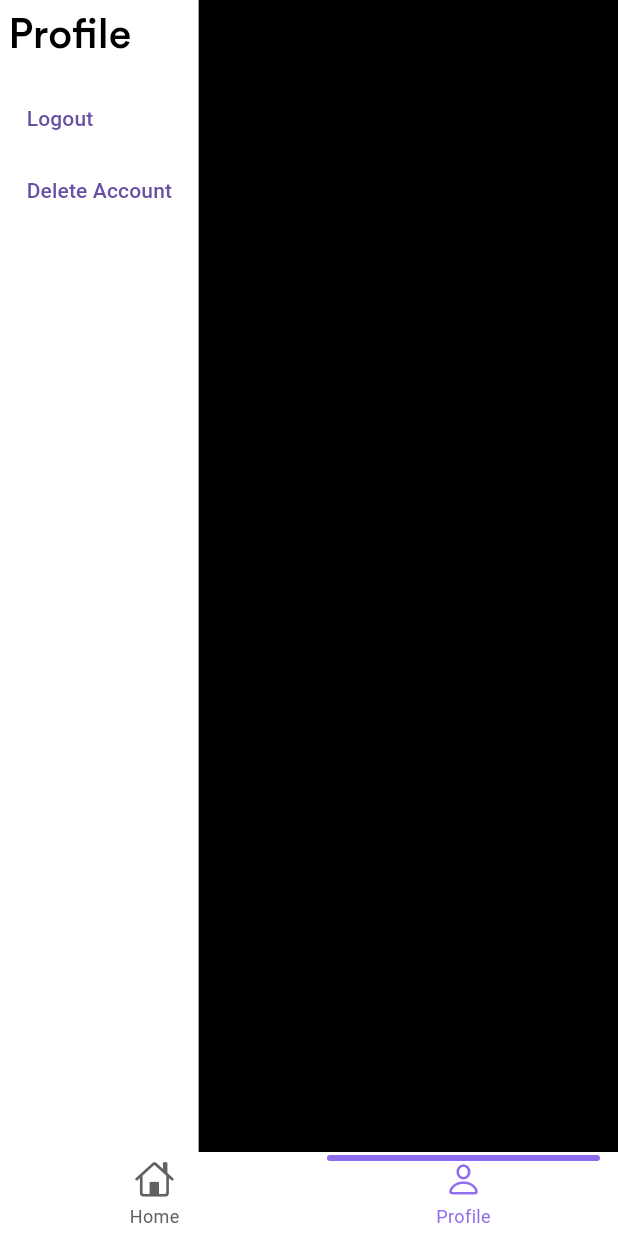
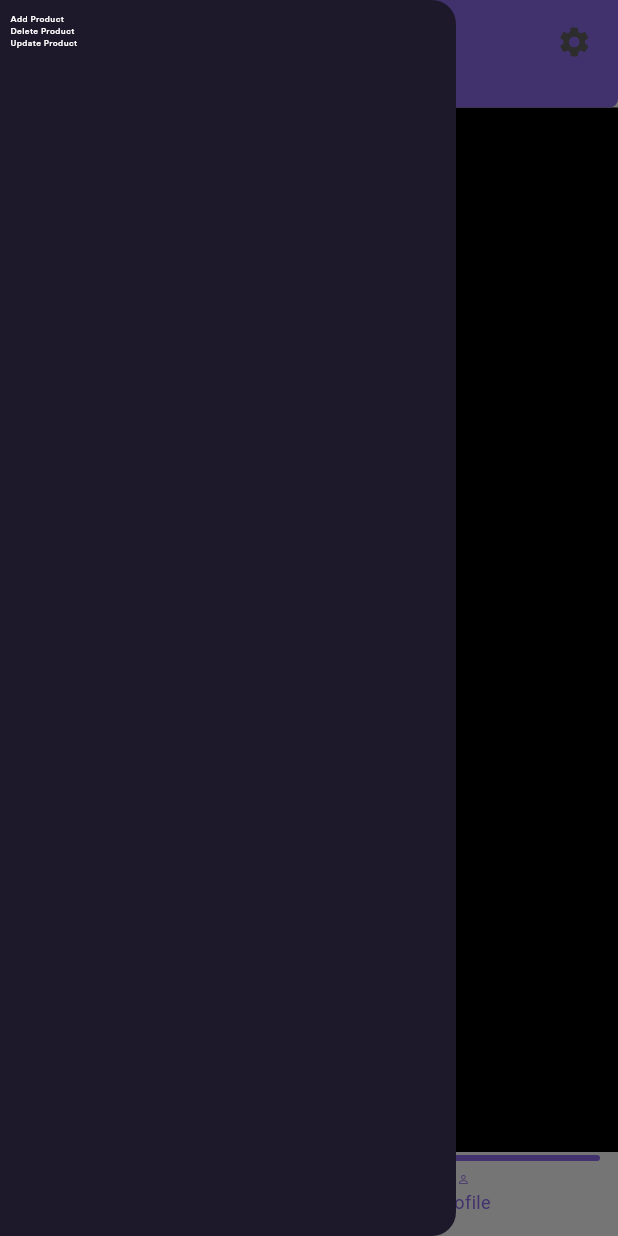
Before and after one commit to Asser146/dashboard, a Flutter app: the screen it shows after launch, item 2 of the bottom bar chosen, with the side drawer open (before the commit the screen has no drawer), on a phone screen of 412 x 824 dp. Run offline on Flutter 3.47's test engine with Material 3 defaults, Android fonts, the phone set to English and light mode, and no system bars; drawn by our look-alikes of persistent_bottom_nav_bar; our stand-ins replace bloc, cached_network_image, dio, equatable, flutter_bloc, flutter_screenutil and 7 more; accounts and stored records are empty; generated files the repository leaves out were written again; network calls fail.

Commit message:
fixed some ui, added drawer

```diff
--- a/lib/core/routing/app_router.dart
+++ b/lib/core/routing/app_router.dart
@@ -27,8 +27,7 @@ class AppRouter {
                 ));
       case Routes.details:
         final Product item = settings.arguments as Product;
-        return MaterialPageRoute(
-            builder: (_) => ItemDetailsScreen(item: item), settings: settings);
+        return MaterialPageRoute(builder: (_) => ItemDetailsScreen(item: item));
       default:
         return MaterialPageRoute(
           builder: (_) => Scaffold(
--- a/lib/core/theming/styles.dart
+++ b/lib/core/theming/styles.dart
@@ -5,7 +5,7 @@ import 'package:flutter_screenutil/flutter_screenutil.dart';
 
 class TextStyles {
   static TextStyle cardDetailsDarkMode = TextStyle(
-    fontSize: 16.sp,
+    fontSize: 5.sp,
     fontFamily: 'Circular Std',
     color: Colors.white,
   );
@@ -13,9 +13,9 @@ class TextStyles {
       cardDetailsDarkMode.copyWith(color: Colors.black);
 
   static TextStyle cardSmallLabelDarkMode = TextStyle(
-    fontSize: 16.sp,
+    fontSize: 5.sp,
     fontFamily: 'Circular Std',
-    fontWeight: FontWeightHelper.bold,
+    fontWeight: FontWeightHelper.medium,
     color: Colors.white,
   );
   static TextStyle cardSmallLabelLightMode =
@@ -31,7 +31,7 @@ class TextStyles {
       titleLargeDarkMode.copyWith(color: Colors.black);
 
   static TextStyle buttonTextWhite = TextStyle(
-    fontSize: 16.sp,
+    fontSize: 5.sp,
     fontWeight: FontWeightHelper.bold,
     fontFamily: 'Circular Std',
     color: Colors.white,
--- a/lib/core/widgets/card_skelton.dart
+++ b/lib/core/widgets/card_skelton.dart
@@ -13,8 +13,8 @@ class CardSkeleton extends StatelessWidget {
         baseColor: Colors.grey[300]!,
         highlightColor: Colors.grey[100]!,
         child: Container(
-          width: 0.45.sw,
-          height: 178.h,
+          width: 10.sw,
+          height: 10.h,
           decoration: BoxDecoration(
             border: Border.all(
               width: 1.5.w,
--- a/lib/core/widgets/item_card_list/items_cards_list.dart
+++ b/lib/core/widgets/item_card_list/items_cards_list.dart
@@ -22,7 +22,7 @@ class ItemsCardsList extends StatelessWidget {
             crossAxisCount: 4,
             crossAxisSpacing: 8.w,
             mainAxisSpacing: 15.h,
-            childAspectRatio: 0.9,
+            childAspectRatio: 0.91,
           ),
           itemCount: params.length,
           itemBuilder: (BuildContext context, int index) {
--- a/lib/core/widgets/item_details/item_details_screen.dart
+++ b/lib/core/widgets/item_details/item_details_screen.dart
@@ -1,7 +1,7 @@
 import 'package:dashboard/core/widgets/item_details/widgets/item_description.dart';
+import 'package:dashboard/core/widgets/my_app_bar.dart';
 import 'package:dashboard/features/main_screen/data/product.dart';
 import 'package:flutter/material.dart';
-import 'package:flutter_bloc/flutter_bloc.dart';
 import 'package:flutter_screenutil/flutter_screenutil.dart';
 
 class ItemDetailsScreen extends StatelessWidget {
@@ -11,7 +11,7 @@ class ItemDetailsScreen extends StatelessWidget {
   Widget build(BuildContext context) {
     return Scaffold(
       backgroundColor: Colors.white,
-      // appBar: const MyAppBar(),
+      appBar: const MyAppBar(),
       body: Column(
         children: [
           SizedBox(
--- a/lib/core/widgets/my_app_bar.dart
+++ b/lib/core/widgets/my_app_bar.dart
@@ -12,15 +12,15 @@ class MyAppBar extends StatelessWidget implements PreferredSizeWidget {
     return AppBar(
       shape: RoundedRectangleBorder(
         borderRadius: BorderRadius.only(
-          bottomLeft: Radius.circular(22.sp),
-          bottomRight: Radius.circular(22.sp),
+          bottomLeft: Radius.circular(5.sp),
+          bottomRight: Radius.circular(5.sp),
         ),
       ),
       backgroundColor: ColorsManager.secondaryColor,
       centerTitle: true,
-      title: const Text(
-        "A-Store",
-        // style: TextStyles.buttonTextWhite.copyWith(fontSize: 20.sp)
+      title: Text(
+        "A-Store Admin",
+        style: TextStyles.cardDetailsDarkMode,
       ),
       actions: [
         Padding(
--- a/lib/features/main_screen/main_screen.dart
+++ b/lib/features/main_screen/main_screen.dart
@@ -1,4 +1,5 @@
 import 'package:dashboard/core/widgets/my_app_bar.dart';
+import 'package:dashboard/features/main_screen/presentation/widgets/drawer.dart';
 import 'package:dashboard/features/main_screen/presentation/widgets/nav_bar_items.dart';
 import 'package:flutter/material.dart';
 import 'package:persistent_bottom_nav_bar/persistent_bottom_nav_bar.dart';
@@ -24,7 +25,8 @@ class _MainScreenState extends State<MainScreen> {
   @override
   Widget build(BuildContext context) {
     return Scaffold(
-      // appBar: const MyAppBar(),
+      drawer: const OptionsDrawer(),
+      appBar: const MyAppBar(),
       body: PersistentTabView(
         context,
         controller: _controller,
--- a/lib/features/main_screen/presentation/home_tab/home_screen.dart
+++ b/lib/features/main_screen/presentation/home_tab/home_screen.dart
@@ -29,14 +29,14 @@ class HomeScreen extends StatelessWidget {
           BlocBuilder<HomeCubit, HomeState>(
             builder: (context, state) {
               if (state is HomeStateInitial || state is HomeStateLoading) {
-                return Center(child: CircularProgressIndicator());
+                return const Center(child: CircularProgressIndicator());
               } else if (state is HomeStateItems) {
                 return ItemsCardsList(params: state.items); // Show products
               } else if (state is HomeStateError) {
                 return Center(
                     child: Text('Error: ${state.error}')); // Show error
               } else {
-                return SizedBox.shrink(); // Fallback
+                return const SizedBox.shrink(); // Fallback
               }
             },
           )
--- /dev/null
+++ b/lib/features/main_screen/presentation/widgets/drawer.dart
@@ -0,0 +1,58 @@
+import 'package:dashboard/core/theming/colors.dart';
+import 'package:flutter/material.dart';
+import 'package:flutter_screenutil/flutter_screenutil.dart';
+
+import '../../../../core/theming/styles.dart';
+
+class OptionsDrawer extends StatelessWidget {
+  const OptionsDrawer({super.key});
+
+  @override
+  Widget build(BuildContext context) {
+    return Drawer(
+      backgroundColor: ColorsManager.darkPrimaryColor,
+      child: ListView(
+        padding: EdgeInsets.symmetric(vertical: 7.h, horizontal: 6.w),
+        children: [...buildsupportListTiles()],
+      ),
+    );
+  }
+
+  buildsupportListTiles() {
+    List<Widget> supportWidgets = [
+      Text(
+        "Add Product",
+        style: TextStyles.cardDetailsDarkMode,
+      ),
+      Text(
+        "Delete Product",
+        style: TextStyles.cardDetailsDarkMode,
+      ),
+      Text(
+        "Update Product",
+        style: TextStyles.cardDetailsDarkMode,
+      ),
+      //   DrawerListTile(
+      //     onTap: () {},
+      //     iconPath: 'assets/icons/asset 10.svg',
+      //     title: AppStrings.support.tr(),
+      //   ),
+      //   DrawerListTile(
+      //     onTap: () {},
+      //     iconPath: 'assets/icons/asset 11.svg',
+      //     title: AppStrings.tellAFriend.tr(),
+      //   ),
+      //   DrawerListTile(
+      //     onTap: () {},
+      //     iconPath: 'assets/icons/asset 12.svg',
+      //     title: AppStrings.feedback.tr(),
+      //   ),
+      //   DrawerListTile(
+      //     onTap: () {},
+      //     iconPath: 'assets/icons/asset 13.svg',
+      //     title: AppStrings.termsOfUse.tr(),
+      //   ),
+    ];
+    return supportWidgets;
+  }
+}
--- a/lib/features/main_screen/presentation/widgets/nav_bar_items.dart
+++ b/lib/features/main_screen/presentation/widgets/nav_bar_items.dart
@@ -1,6 +1,6 @@
 import 'package:dashboard/core/theming/colors.dart';
 import 'package:flutter/cupertino.dart';
-import 'package:flutter/material.dart';
+import 'package:flutter_screenutil/flutter_screenutil.dart';
 import 'package:persistent_bottom_nav_bar/persistent_bottom_nav_bar.dart';
 
 List<PersistentBottomNavBarItem> navBarsItems(Color hintColor) {
@@ -8,6 +8,7 @@ List<PersistentBottomNavBarItem> navBarsItems(Color hintColor) {
     PersistentBottomNavBarItem(
       icon: const Icon(CupertinoIcons.home),
       title: "Home",
+      iconSize: 7.sp,
       activeColorPrimary: ColorsManager.secondaryColor,
       inactiveColorPrimary: hintColor,
     ),
@@ -17,21 +18,10 @@ List<PersistentBottomNavBarItem> navBarsItems(Color hintColor) {
     //   activeColorPrimary: ColorsManager.secondaryColor,
     //   inactiveColorPrimary: hintColor,
     // ),
-    // PersistentBottomNavBarItem(
-    //   icon: const Icon(CupertinoIcons.heart),
-    //   title: "Favourites",
-    //   activeColorPrimary: ColorsManager.secondaryColor,
-    //   inactiveColorPrimary: hintColor,
-    // ),
-    // PersistentBottomNavBarItem(
-    //   icon: const Icon(CupertinoIcons.cart),
-    //   title: "Cart",
-    //   activeColorPrimary: ColorsManager.secondaryColor,
-    //   inactiveColorPrimary: hintColor,
-    // ),
     PersistentBottomNavBarItem(
       icon: const Icon(CupertinoIcons.person),
       title: "Profile",
+      iconSize: 7.sp,
       activeColorPrimary: ColorsManager.secondaryColor,
       inactiveColorPrimary: hintColor,
     ),
```
Also changed, not shown: lib/core/widgets/item_card_list/bottom_body.dart (+1 -7 lines), lib/core/widgets/item_card_list/item_card.dart (+31 -2 lines), lib/core/widgets/item_card_list/top_body.dart (+5 -5 lines), lib/core/widgets/item_details/widgets/item_brief.dart (+56 -3 lines), lib/core/widgets/item_details/widgets/item_description.dart (+5 -6 lines), lib/core/widgets/item_details/widgets/quantity_card.dart (+10 -16 lines).
